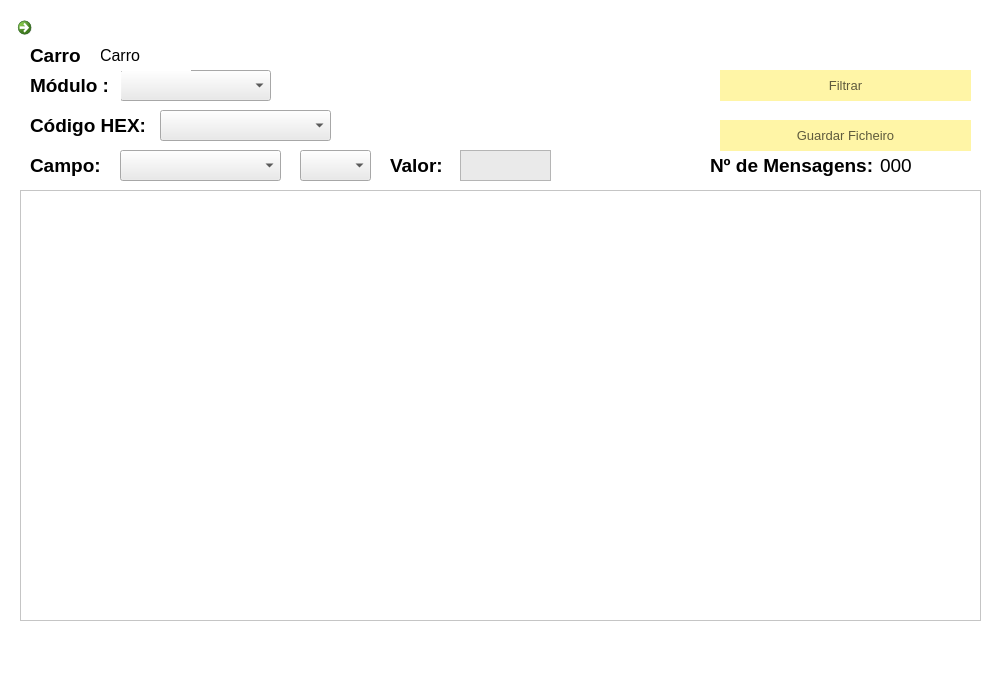
Above: FSIPLeiria/tabeladados.ui from tatianascgil/Projeto_Informatico_Formula_Student_Barramento_CAN before the change. Below: the same form after it.
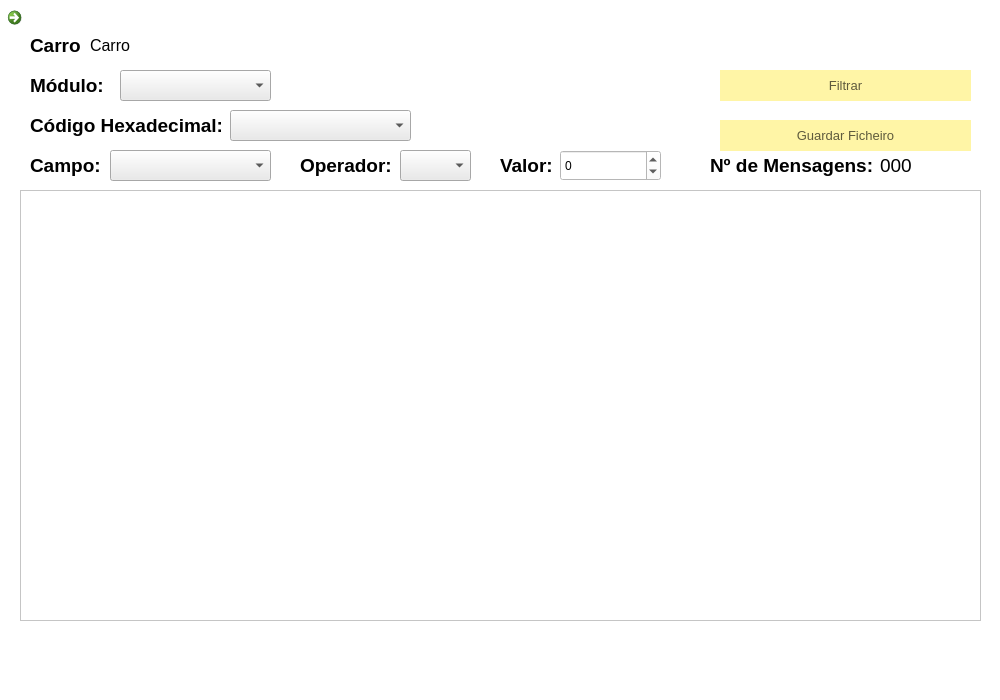
That is the form after the change. Icons and pictures are not drawn.

```diff
--- a/FSIPLeiria/tabeladados.ui
+++ b/FSIPLeiria/tabeladados.ui
@@ -96,7 +96,7 @@
   <widget class="QComboBox" name="comboBoxOperador">
    <property name="geometry">
     <rect>
-     <x>300</x>
+     <x>400</x>
      <y>150</y>
      <width>71</width>
      <height>31</height>
@@ -122,7 +122,7 @@
     <rect>
      <x>30</x>
      <y>150</y>
-     <width>81</width>
+     <width>71</width>
      <height>31</height>
     </rect>
    </property>
@@ -158,7 +158,7 @@
   <widget class="QLabel" name="label_5">
    <property name="geometry">
     <rect>
-     <x>390</x>
+     <x>500</x>
      <y>150</y>
      <width>81</width>
      <height>31</height>
@@ -197,7 +197,7 @@
     <rect>
      <x>30</x>
      <y>110</y>
-     <width>131</width>
+     <width>191</width>
      <height>31</height>
     </rect>
    </property>
@@ -208,13 +208,13 @@
     </font>
    </property>
    <property name="text">
-    <string>Código HEX:</string>
+    <string>Código Hexadecimal:</string>
    </property>
   </widget>
   <widget class="QComboBox" name="comboBoxCampo">
    <property name="geometry">
     <rect>
-     <x>120</x>
+     <x>110</x>
      <y>150</y>
      <width>161</width>
      <height>31</height>
@@ -235,9 +235,9 @@
   <widget class="QLabel" name="labelNomeCarro">
    <property name="geometry">
     <rect>
-     <x>100</x>
-     <y>40</y>
-     <width>91</width>
+     <x>90</x>
+     <y>30</y>
+     <width>461</width>
      <height>31</height>
     </rect>
    </property>
@@ -253,9 +253,9 @@
   <widget class="QComboBox" name="comboBoxCodigoHEX">
    <property name="geometry">
     <rect>
-     <x>160</x>
+     <x>230</x>
      <y>110</y>
-     <width>171</width>
+     <width>181</width>
      <height>31</height>
     </rect>
    </property>
@@ -276,7 +276,7 @@
     <rect>
      <x>30</x>
      <y>70</y>
-     <width>91</width>
+     <width>81</width>
      <height>31</height>
     </rect>
    </property>
@@ -287,15 +287,15 @@
     </font>
    </property>
    <property name="text">
-    <string>Módulo :</string>
+    <string>Módulo:</string>
    </property>
   </widget>
   <widget class="QLabel" name="label_3">
    <property name="geometry">
     <rect>
      <x>30</x>
-     <y>40</y>
-     <width>71</width>
+     <y>30</y>
+     <width>51</width>
      <height>31</height>
     </rect>
    </property>
@@ -312,8 +312,8 @@
   <widget class="QCommandLinkButton" name="commandButtonVoltar">
    <property name="geometry">
     <rect>
-     <x>10</x>
-     <y>10</y>
+     <x>0</x>
+     <y>0</y>
      <width>31</width>
      <height>31</height>
     </rect>
@@ -340,24 +340,6 @@
      <normaloff>../setavoltar.ico</normaloff>../setavoltar.ico</iconset>
    </property>
   </widget>
-  <widget class="QPlainTextEdit" name="plainTextEditValor">
-   <property name="geometry">
-    <rect>
-     <x>460</x>
-     <y>150</y>
-     <width>91</width>
-     <height>31</height>
-    </rect>
-   </property>
-   <property name="font">
-    <font>
-     <pointsize>10</pointsize>
-    </font>
-   </property>
-   <property name="styleSheet">
-    <string notr="true">background:rgb(234, 234, 234)</string>
-   </property>
-  </widget>
   <widget class="QPushButton" name="btnGuardar">
    <property name="geometry">
     <rect>
@@ -395,6 +377,44 @@
     <string>Guardar Ficheiro</string>
    </property>
   </widget>
+  <widget class="QSpinBox" name="spinBox">
+   <property name="geometry">
+    <rect>
+     <x>560</x>
+     <y>150</y>
+     <width>101</width>
+     <height>31</height>
+    </rect>
+   </property>
+   <property name="minimum">
+    <number>-999999999</number>
+   </property>
+   <property name="maximum">
+    <number>999999999</number>
+   </property>
+   <property name="displayIntegerBase">
+    <number>10</number>
+   </property>
+  </widget>
+  <widget class="QLabel" name="label_7">
+   <property name="geometry">
+    <rect>
+     <x>300</x>
+     <y>150</y>
+     <width>91</width>
+     <height>31</height>
+    </rect>
+   </property>
+   <property name="font">
+    <font>
+     <pointsize>14</pointsize>
+     <bold>true</bold>
+    </font>
+   </property>
+   <property name="text">
+    <string>Operador:</string>
+   </property>
+  </widget>
  </widget>
  <resources/>
  <connections/>
```
